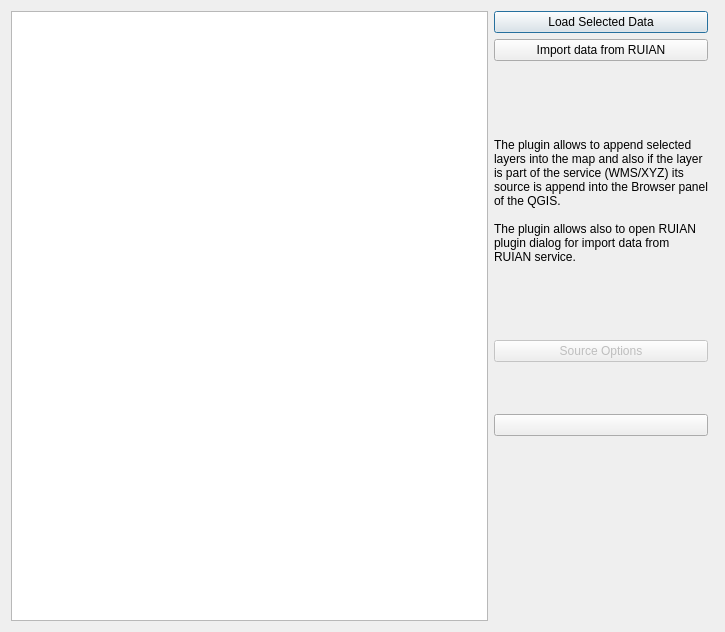
First picture: the form in Geo_Data_dialog_base.ui, repository OpenGeoLabs/czech_slovak_freegeodata, before the edit.
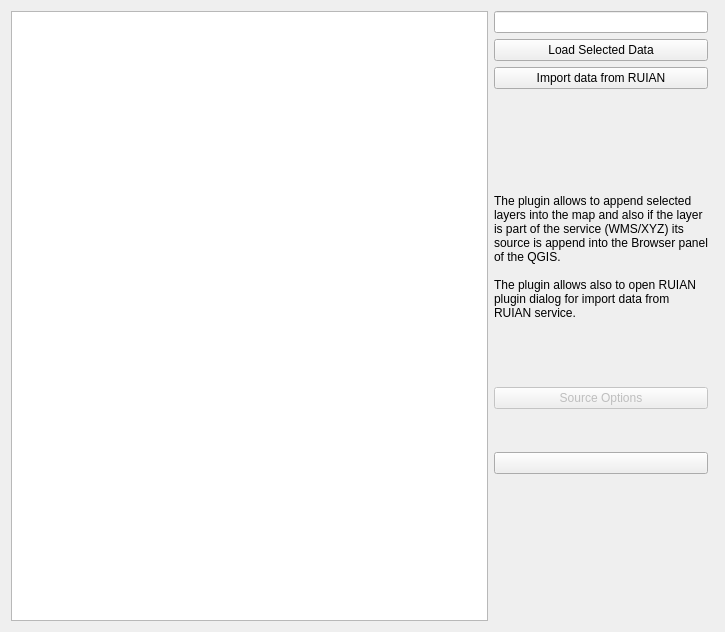
Second picture: the form after the edit. Custom widgets are drawn as their Qt base class.

Commit message:
Search functionality (#14)
* Loading filtered sources #1

* .idea directory removed, label removed #1

* remove print statements, add comment

* fix UI

What changed in the file:
```diff
--- a/Geo_Data_dialog_base.ui
+++ b/Geo_Data_dialog_base.ui
@@ -20,7 +20,25 @@
    <string>GeoData</string>
   </property>
   <layout class="QGridLayout" name="gridLayout">
-   <item row="11" column="1" colspan="2">
+   <item row="5" column="1">
+    <widget class="QLabel" name="label">
+     <property name="minimumSize">
+      <size>
+       <width>214</width>
+       <height>175</height>
+      </size>
+     </property>
+     <property name="text">
+      <string>The plugin allows to append selected layers into the map and also if the layer is part of the service (WMS/XYZ) its source is append into the Browser panel of the QGIS.
+
+The plugin allows also to open RUIAN plugin dialog for import data from RUIAN service.</string>
+     </property>
+     <property name="wordWrap">
+      <bool>true</bool>
+     </property>
+    </widget>
+   </item>
+   <item row="13" column="1" colspan="2">
     <widget class="QLabel" name="labelRuianError">
      <property name="text">
       <string/>
@@ -30,7 +48,20 @@
      </property>
     </widget>
    </item>
-   <item row="0" column="0" rowspan="12">
+   <item row="7" column="1">
+    <widget class="QPushButton" name="pushButtonSourceOptions">
+     <property name="enabled">
+      <bool>false</bool>
+     </property>
+     <property name="focusPolicy">
+      <enum>Qt::StrongFocus</enum>
+     </property>
+     <property name="text">
+      <string>Source Options</string>
+     </property>
+    </widget>
+   </item>
+   <item row="0" column="0" rowspan="14">
     <widget class="QTreeWidget" name="treeWidgetSources">
      <property name="minimumSize">
       <size>
@@ -51,63 +82,52 @@
      </column>
     </widget>
    </item>
+   <item row="9" column="1">
+    <widget class="QPushButton" name="pushButtonSettings">
+     <property name="toolTip">
+      <string>Settings</string>
+     </property>
+     <property name="text">
+      <string/>
+     </property>
+    </widget>
+   </item>
    <item row="0" column="1">
+    <widget class="QgsFilterLineEdit" name="filterBox">
+     <property name="sizePolicy">
+      <sizepolicy hsizetype="Minimum" vsizetype="Fixed">
+       <horstretch>0</horstretch>
+       <verstretch>0</verstretch>
+      </sizepolicy>
+     </property>
+     <property name="qgisRelation" stdset="0">
+      <string notr="true"/>
+     </property>
+    </widget>
+   </item>
+   <item row="1" column="1">
     <widget class="QPushButton" name="pushButtonLoadData">
      <property name="text">
       <string>Load Selected Data</string>
      </property>
     </widget>
    </item>
-   <item row="1" column="1">
+   <item row="2" column="1">
     <widget class="QPushButton" name="pushButtonLoadRuianPlugin">
      <property name="text">
       <string>Import data from RUIAN</string>
      </property>
     </widget>
    </item>
-   <item row="3" column="1">
-    <widget class="QLabel" name="label">
-     <property name="minimumSize">
-      <size>
-       <width>214</width>
-       <height>175</height>
-      </size>
-     </property>
-     <property name="text">
-      <string>The plugin allows to append selected layers into the map and also if the layer is part of the service (WMS/XYZ) its source is append into the Browser panel of the QGIS.
-
-The plugin allows also to open RUIAN plugin dialog for import data from RUIAN service.</string>
-     </property>
-     <property name="wordWrap">
-      <bool>true</bool>
-     </property>
-    </widget>
-   </item>
-   <item row="5" column="1">
-    <widget class="QPushButton" name="pushButtonSourceOptions">
-     <property name="enabled">
-      <bool>false</bool>
-     </property>
-     <property name="focusPolicy">
-      <enum>Qt::StrongFocus</enum>
-     </property>
-     <property name="text">
-      <string>Source Options</string>
-     </property>
-    </widget>
-   </item>
-   <item row="7" column="1">
-    <widget class="QPushButton" name="pushButtonSettings">
-     <property name="toolTip">
-      <string>Settings</string>
-     </property>
-     <property name="text">
-      <string/>
-     </property>
-    </widget>
-   </item>
   </layout>
  </widget>
+ <customwidgets>
+  <customwidget>
+   <class>QgsFilterLineEdit</class>
+   <extends>QLineEdit</extends>
+   <header>qgsfilterlineedit.h</header>
+  </customwidget>
+ </customwidgets>
  <resources/>
  <connections/>
 </ui>
```
The commit also changes 1 other file.
